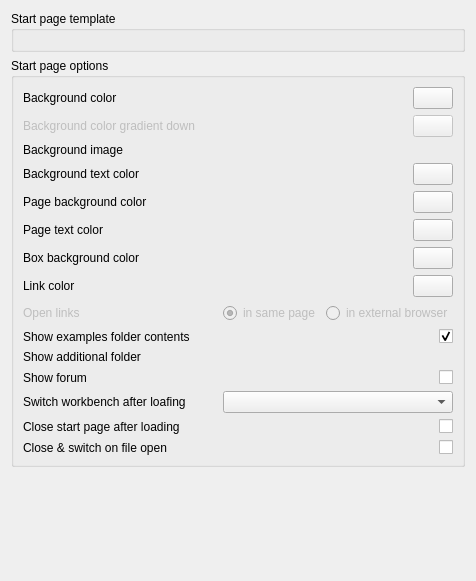
First picture: the form in src/Mod/Start/Gui/DlgStartPreferences.ui, repository berndhahnebach/All_FreeCAD, before the edit.
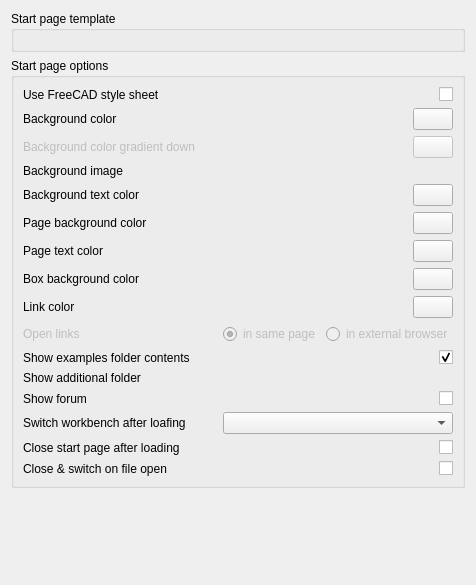
Second picture: the form after the edit. Custom widgets are drawn as their Qt base class.

Commit message: Start: Support for qss stylesheets

Patch:
```diff
--- a/src/Mod/Start/Gui/DlgStartPreferences.ui
+++ b/src/Mod/Start/Gui/DlgStartPreferences.ui
@@ -7,7 +7,7 @@
     <x>0</x>
     <y>0</y>
     <width>476</width>
-    <height>581</height>
+    <height>585</height>
    </rect>
   </property>
   <property name="windowTitle">
@@ -42,7 +42,7 @@
       <string>Start page options</string>
      </property>
      <layout class="QGridLayout" name="gridLayout">
-      <item row="11" column="1">
+      <item row="12" column="1">
        <widget class="Gui::PrefFileChooser" name="fileChooser_3">
         <property name="toolTip">
          <string>an optional custom folder to be displayed at the bottom of the first page</string>
@@ -55,14 +55,14 @@
         </property>
        </widget>
       </item>
-      <item row="11" column="0">
+      <item row="12" column="0">
        <widget class="QLabel" name="label_10">
         <property name="text">
          <string>Show additional folder</string>
         </property>
        </widget>
       </item>
-      <item row="5" column="1" alignment="Qt::AlignRight">
+      <item row="6" column="1" alignment="Qt::AlignRight">
        <widget class="Gui::PrefColorButton" name="colorButton_3">
         <property name="maximumSize">
          <size>
@@ -88,21 +88,21 @@
         </property>
        </widget>
       </item>
-      <item row="10" column="0">
+      <item row="11" column="0">
        <widget class="QLabel" name="label_9">
         <property name="text">
          <string>Show examples folder contents</string>
         </property>
        </widget>
       </item>
-      <item row="0" column="0">
+      <item row="1" column="0">
        <widget class="QLabel" name="label">
         <property name="text">
          <string>Background color</string>
         </property>
        </widget>
       </item>
-      <item row="9" column="1">
+      <item row="10" column="1">
        <layout class="QHBoxLayout" name="horizontalLayout">
         <item>
          <widget class="Gui::PrefRadioButton" name="radioButton_2">
@@ -141,7 +141,7 @@
         </item>
        </layout>
       </item>
-      <item row="1" column="0">
+      <item row="2" column="0">
        <widget class="QLabel" name="label_12">
         <property name="enabled">
          <bool>false</bool>
@@ -151,7 +151,7 @@
         </property>
        </widget>
       </item>
-      <item row="4" column="1" alignment="Qt::AlignRight">
+      <item row="5" column="1" alignment="Qt::AlignRight">
        <widget class="Gui::PrefColorButton" name="colorButton_2">
         <property name="maximumSize">
          <size>
@@ -177,14 +177,14 @@
         </property>
        </widget>
       </item>
-      <item row="8" column="0">
+      <item row="9" column="0">
        <widget class="QLabel" name="label_8">
         <property name="text">
          <string>Link color</string>
         </property>
        </widget>
       </item>
-      <item row="3" column="1">
+      <item row="4" column="1">
        <widget class="Gui::PrefFileChooser" name="fileChooser_2">
         <property name="toolTip">
          <string>an optional image to display as background</string>
@@ -197,21 +197,21 @@
         </property>
        </widget>
       </item>
-      <item row="13" column="0">
+      <item row="14" column="0">
        <widget class="QLabel" name="autoModuleLabel">
         <property name="text">
          <string>Switch workbench after loafing</string>
         </property>
        </widget>
       </item>
-      <item row="5" column="0">
+      <item row="6" column="0">
        <widget class="QLabel" name="label_4">
         <property name="text">
          <string>Page background color</string>
         </property>
        </widget>
       </item>
-      <item row="6" column="1" alignment="Qt::AlignRight">
+      <item row="7" column="1" alignment="Qt::AlignRight">
        <widget class="Gui::PrefColorButton" name="colorButton_4">
         <property name="maximumSize">
          <size>
@@ -237,24 +237,24 @@
         </property>
        </widget>
       </item>
-      <item row="3" column="0">
+      <item row="4" column="0">
        <widget class="QLabel" name="label_2">
         <property name="text">
          <string>Background image</string>
         </property>
        </widget>
       </item>
-      <item row="6" column="0">
+      <item row="7" column="0">
        <widget class="QLabel" name="label_5">
         <property name="text">
          <string>Page text color</string>
         </property>
        </widget>
       </item>
-      <item row="13" column="1">
+      <item row="14" column="1">
        <widget class="QComboBox" name="AutoloadModuleCombo"/>
       </item>
-      <item row="8" column="1" alignment="Qt::AlignRight">
+      <item row="9" column="1" alignment="Qt::AlignRight">
        <widget class="Gui::PrefColorButton" name="colorButton_6">
         <property name="maximumSize">
          <size>
@@ -280,7 +280,7 @@
         </property>
        </widget>
       </item>
-      <item row="7" column="1" alignment="Qt::AlignRight">
+      <item row="8" column="1" alignment="Qt::AlignRight">
        <widget class="Gui::PrefColorButton" name="colorButton_5">
         <property name="maximumSize">
          <size>
@@ -306,14 +306,14 @@
         </property>
        </widget>
       </item>
-      <item row="7" column="0">
+      <item row="8" column="0">
        <widget class="QLabel" name="label_6">
         <property name="text">
          <string>Box background color</string>
         </property>
        </widget>
       </item>
-      <item row="0" column="1" alignment="Qt::AlignRight">
+      <item row="1" column="1" alignment="Qt::AlignRight">
        <widget class="Gui::PrefColorButton" name="colorButton_1">
         <property name="maximumSize">
          <size>
@@ -339,7 +339,7 @@
         </property>
        </widget>
       </item>
-      <item row="1" column="1" alignment="Qt::AlignRight">
+      <item row="2" column="1" alignment="Qt::AlignRight">
        <widget class="Gui::PrefColorButton" name="colorButton_7">
         <property name="enabled">
          <bool>false</bool>
@@ -368,7 +368,7 @@
         </property>
        </widget>
       </item>
-      <item row="9" column="0">
+      <item row="10" column="0">
        <widget class="QLabel" name="label_7">
         <property name="enabled">
          <bool>false</bool>
@@ -378,14 +378,14 @@
         </property>
        </widget>
       </item>
-      <item row="14" column="0">
+      <item row="15" column="0">
        <widget class="QLabel" name="label_11">
         <property name="text">
          <string>Close start page after loading</string>
         </property>
        </widget>
       </item>
-      <item row="10" column="1">
+      <item row="11" column="1">
        <widget class="Gui::PrefCheckBox" name="checkBox_1">
         <property name="toolTip">
          <string>if you want the examples to show on the first page</string>
@@ -407,14 +407,14 @@
         </property>
        </widget>
       </item>
-      <item row="4" column="0">
+      <item row="5" column="0">
        <widget class="QLabel" name="label_3">
         <property name="text">
          <string>Background text color</string>
         </property>
        </widget>
       </item>
-      <item row="14" column="1">
+      <item row="15" column="1">
        <widget class="Gui::PrefCheckBox" name="checkBox_2">
         <property name="toolTip">
          <string>Should the start page be closed after loading?</string>
@@ -433,14 +433,14 @@
         </property>
        </widget>
       </item>
-      <item row="15" column="0">
+      <item row="16" column="0">
        <widget class="QLabel" name="label_13">
         <property name="text">
          <string>Close &amp; switch on file open</string>
         </property>
        </widget>
       </item>
-      <item row="15" column="1">
+      <item row="16" column="1">
        <widget class="Gui::PrefCheckBox" name="checkBox_3">
         <property name="toolTip">
          <string>If FreeCAD is started by opening a file, apply the two settings above</string>
@@ -459,14 +459,14 @@
         </property>
        </widget>
       </item>
-      <item row="12" column="0">
+      <item row="13" column="0">
        <widget class="QLabel" name="label_14">
         <property name="text">
          <string>Show forum</string>
         </property>
        </widget>
       </item>
-      <item row="12" column="1">
+      <item row="13" column="1">
        <widget class="Gui::PrefCheckBox" name="checkBox_4">
         <property name="toolTip">
          <string>If this is checked, the latest posts from the FreeCAD forum will be displayed on the Activity tab</string>
@@ -485,6 +485,32 @@
         </property>
        </widget>
       </item>
+      <item row="0" column="0">
+       <widget class="QLabel" name="label_15">
+        <property name="text">
+         <string>Use FreeCAD style sheet</string>
+        </property>
+       </widget>
+      </item>
+      <item row="0" column="1">
+       <widget class="Gui::PrefCheckBox" name="checkBox_5">
+        <property name="toolTip">
+         <string>If this is checked, if a style sheet is specified in General preferences, it will be used and override the colors below</string>
+        </property>
+        <property name="layoutDirection">
+         <enum>Qt::RightToLeft</enum>
+        </property>
+        <property name="text">
+         <string/>
+        </property>
+        <property name="prefEntry" stdset="0">
+         <cstring>UseStyleSheet</cstring>
+        </property>
+        <property name="prefPath" stdset="0">
+         <cstring>Mod/Start</cstring>
+        </property>
+       </widget>
+      </item>
      </layout>
     </widget>
    </item>
```
The commit also changes 3 other files.
